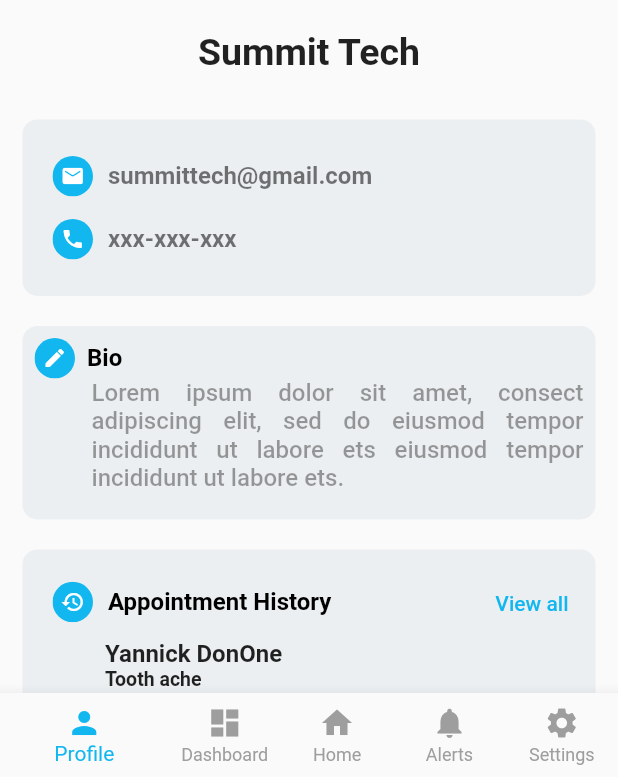
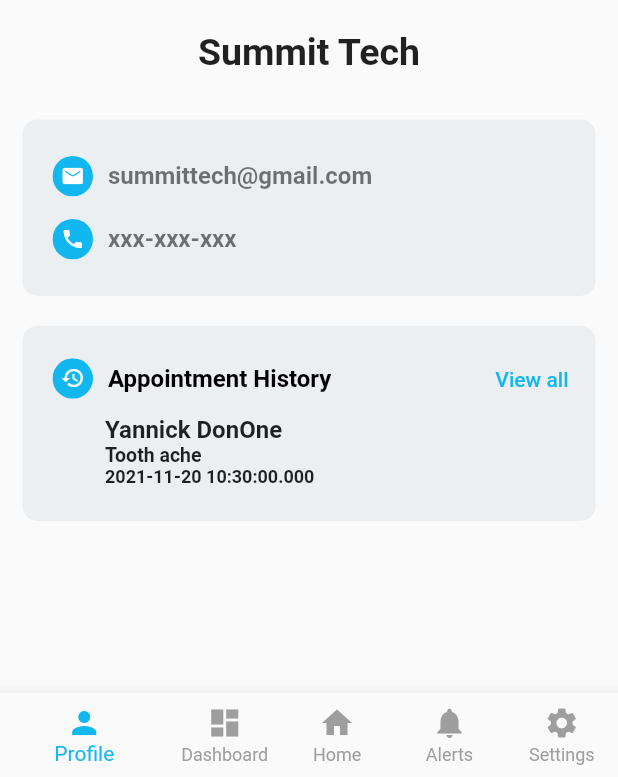
Before and after one commit to Yannick-DonOne/medicare, a Flutter app: the PatientNavigationUI screen opened by its route, on a phone screen of 412 x 824 dp, the part 459-1236 px from its top. Run offline on Flutter 3.47's test engine with Material 2 defaults, Android fonts, the phone set to English and light mode, and no system bars; our stand-ins replace connectivity, flutter_svg, font_awesome_flutter; Roboto replaces fonts that are missing (GoogleSans).

Commit message:
removed bio from patient profile.

```diff
--- a/lib/screens/patient/profile/profile_screen.dart
+++ b/lib/screens/patient/profile/profile_screen.dart
@@ -161,52 +161,53 @@ class _PatientProfileScreenState extends State<PatientProfileScreen> {
             ],
           ),
         ),
-        Container(
-          margin: EdgeInsets.only(left: 15, right: 15, top: 20),
-          padding: EdgeInsets.all(8),
-          // height: MediaQuery.of(context).size.height / 7,
-          width: MediaQuery.of(context).size.width,
-          decoration: BoxDecoration(
-            borderRadius: BorderRadius.circular(10),
-            color: Colors.blueGrey[50],
-          ),
-          child: Column(
-            children: [
-              Row(
-                children: [
-                  ClipRRect(
-                    borderRadius: BorderRadius.circular(30),
-                    child: Container(
-                      height: 27,
-                      width: 27,
-                      color: primaryColor,
-                      child: Icon(
-                        Icons.edit,
-                        color: Colors.white,
-                        size: 16,
-                      ),
-                    ),
-                  ),
-                  SizedBox(
-                    width: 8,
-                  ),
-                  Text(
-                    'Bio',
-                    style: TextStyle(
-                      fontSize: 16,
-                      fontWeight: FontWeight.bold,
-                      color: Colors.black,
-                    ),
-                  ),
-                ],
-              ),
-              Container(
-                padding: EdgeInsets.only(left: 38, bottom: 10),
-                child: getBio(),
-              )
-            ],
-          ),
-        ),
+        // Container(
+        //   margin: EdgeInsets.only(left: 15, right: 15, top: 20),
+        //   padding: EdgeInsets.all(8),
+        //   // height: MediaQuery.of(context).size.height / 7,
+        //   width: MediaQuery.of(context).size.width,
+        //   decoration: BoxDecoration(
+        //     borderRadius: BorderRadius.circular(10),
+        //     color: Colors.blueGrey[50],
+        //   ),
+        //   child: Column(
+        //     children: [
+        //       Row(
+        //         children: [
+        //           ClipRRect(
+        //             borderRadius: BorderRadius.circular(30),
+        //             child: Container(
+        //               height: 27,
+        //               width: 27,
+        //               color: primaryColor,
+        //               child: Icon(
+        //                 Icons.edit,
+        //                 color: Colors.white,
+        //                 size: 16,
+        //               ),
+        //             ),
+        //           ),
+        //           SizedBox(
+        //             width: 8,
+        //           ),
+        //           Text(
+        //             'Bio',
+        //             style: TextStyle(
+        //               fontSize: 16,
+        //               fontWeight: FontWeight.bold,
+        //               color: Colors.black,
+        //             ),
+        //           ),
+        //         ],
+        //       ),
+        //       Container(
+        //         padding: EdgeInsets.only(left: 38, bottom: 10),
+        //         child: getBio(),
+        //       )
+        //     ],
+        //   ),
+        // ),
+
         Container(
           margin: EdgeInsets.only(left: 15, right: 15, top: 20),
           padding: EdgeInsets.only(left: 20, top: 20, bottom: 20),
```
